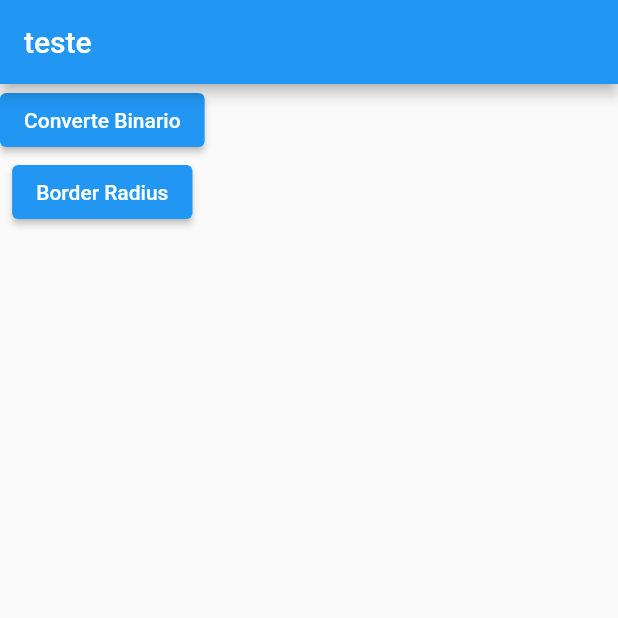
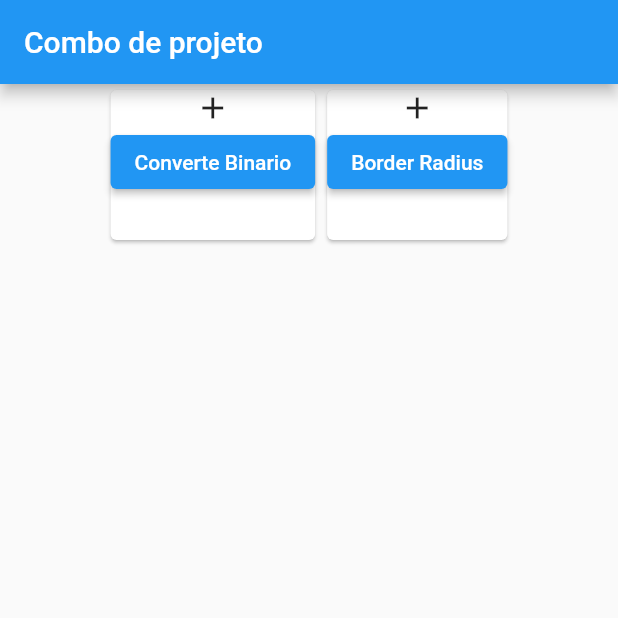
Before and after one commit to PereiraSantos/projectCombo, a Flutter app: the screen it shows after launch, on a phone screen of 412 x 824 dp, the top half of it. Run offline on Flutter 3.47's test engine with Material 2 defaults, Android fonts, the phone set to English and light mode, and no system bars.

Commit message:
adicionado projeto

```diff
--- a/lib/main.dart
+++ b/lib/main.dart
@@ -12,6 +12,7 @@ class MyApp extends StatelessWidget {
   @override
   Widget build(BuildContext context) {
     return MaterialApp(
+      debugShowCheckedModeBanner: false,
       title: 'Flutter Demo',
       theme: ThemeData(
 
--- /dev/null
+++ b/lib/pages/components/panel_card.dart
@@ -0,0 +1,29 @@
+import 'package:flutter/material.dart';
+
+class PanelCard extends StatelessWidget {
+
+  String title;
+  dynamic rote;
+
+  PanelCard({Key? key, required this.title, required this.rote}) : super(key: key);
+
+  @override
+  Widget build(BuildContext context) {
+    return Card(
+      child: SizedBox(
+        height: 100,
+        child: Column(
+
+          children: [
+
+            const Icon(Icons.add),
+
+            ElevatedButton(onPressed: () {
+              Navigator.push(context, MaterialPageRoute(builder: (context) => rote));
+              }, child: Text(title)),
+          ],
+          ),
+        ),
+      );
+  }
+}
--- a/lib/pages/my_home_page.dart
+++ b/lib/pages/my_home_page.dart
@@ -1,6 +1,7 @@
 import 'package:flutter/material.dart';
 import 'package:project_combo/border_radius/pages/build_body.dart';
-import 'package:project_combo/converte_binario_para_numero/pages/home_age.dart';
+import 'package:project_combo/converte_binario_para_numero/pages/home_page.dart';
+import 'package:project_combo/pages/components/panel_card.dart';
 
 class MyHomePage extends StatelessWidget {
   const MyHomePage({Key? key}) : super(key: key);
@@ -8,31 +9,22 @@ class MyHomePage extends StatelessWidget {
   @override
   Widget build(BuildContext context) {
     return Scaffold(
-      appBar: AppBar(title: Text("teste")),
-      body: Column(
-        children: [
-          Container(
-            child: ElevatedButton(onPressed: () {
-              Navigator.push(
-                context,
-                MaterialPageRoute(builder: (context) => HomePage()),
-              );
-            }, child: Text("Converte Binario"),
+      appBar: AppBar(title: Text("Combo de projeto")),
+      body:  SingleChildScrollView(
+        child: Align(
+          alignment: Alignment.center,
+          child: Wrap(
+            children:  [
 
-            ),
+              PanelCard(title: "Converte Binario", rote: HomePage()),
+
+              PanelCard(title: "Border Radius", rote: BuildBody()),
+
+
+            ],
           ),
-          Container(
-            child: ElevatedButton(onPressed: () {
-              Navigator.push(
-                context,
-                MaterialPageRoute(builder: (context) => BuildBody()),
-              );
-            }, child: Text("Border Radius"),
-
-            ),
-          ),
-        ],
-      ),
+        ),
+      )
     );
   }
 }
```
Also changed, not shown: lib/converte_binario_para_numero/pages/home_page.dart (renamed from lib/converte_binario_para_numero/pages/home_age.dart).
